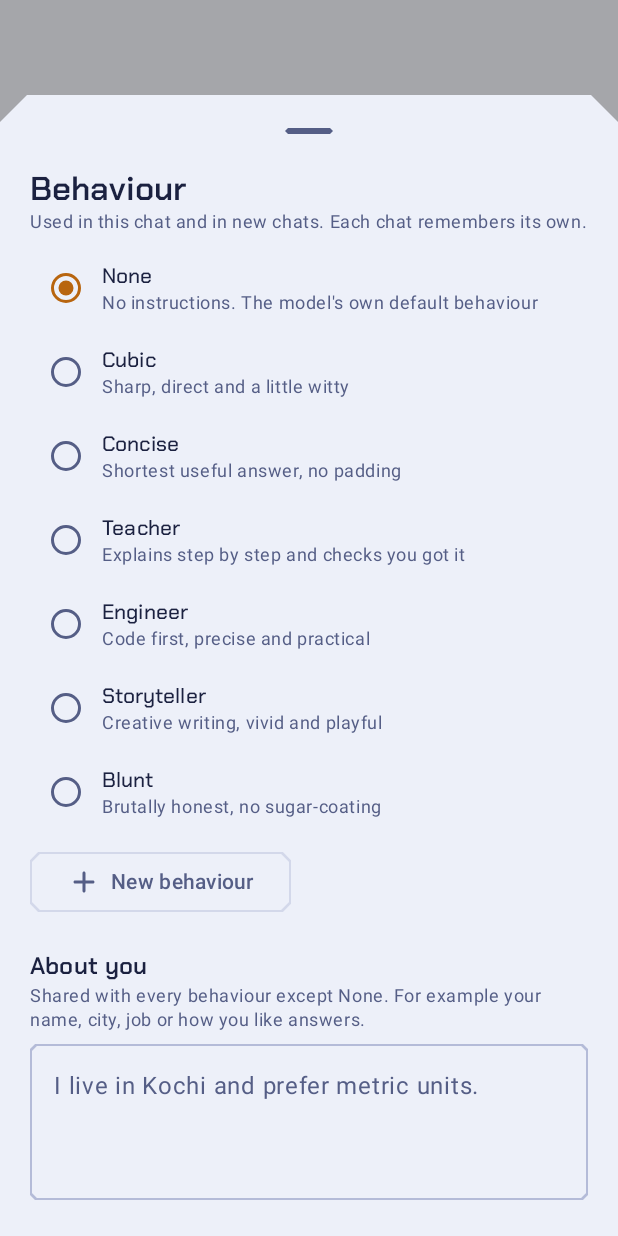
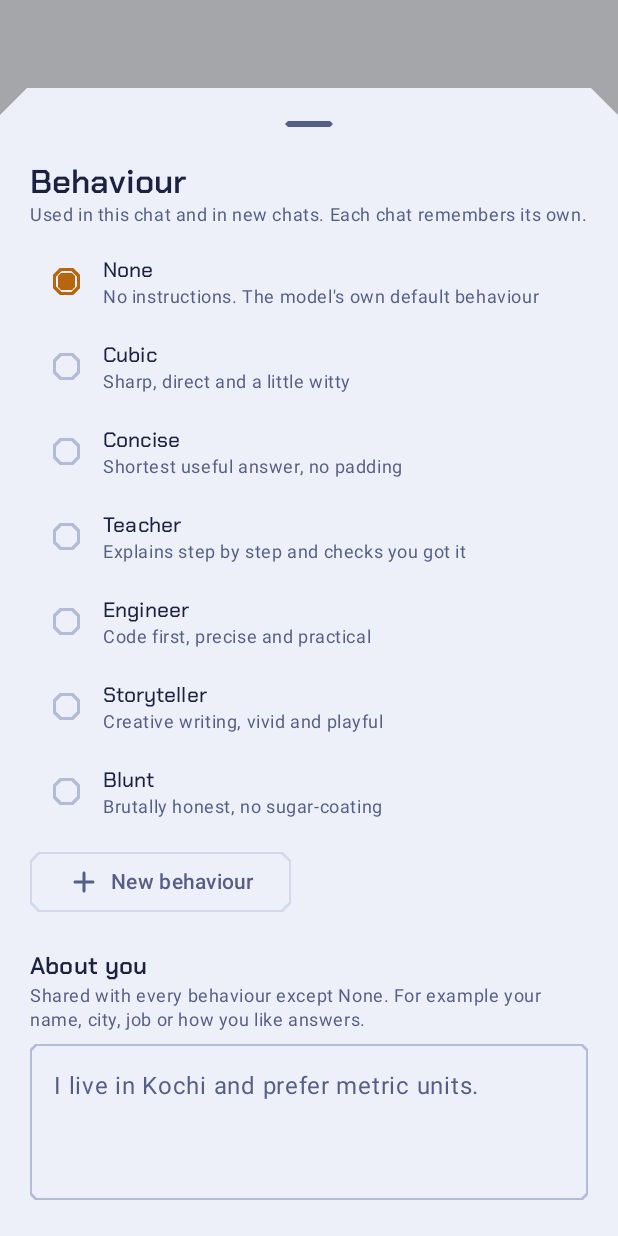
Before and after one commit to thomasmartinoa/cubicai, an Android app built with Jetpack Compose: the composable BehaviourSheet shown on its own in the app's theme, on a phone screen of 412 x 824 dp. Run offline under Robolectric (Android 15) with nearby library versions, the phone set to English and light mode, and no system bars; pictures from the network do not load.

Commit message:
Bigger touch targets, cut-corner behaviour selector, context labels, visible camera/voice/scan errors, safer suggestion cards; server: clean 400 on bad Content-Length, re-check peer address on page fetches

```diff
--- a/app/src/main/java/dev/martin/cubicai/net/LlmClient.kt
+++ b/app/src/main/java/dev/martin/cubicai/net/LlmClient.kt
@@ -252,7 +252,7 @@ class LlmClient {
                         free = free,
                         sizeBytes = o.optLong("size"),
                         recommended = o.optBoolean("cubic_recommended"),
-                        contextTokens = o.optInt("context_length"),
+                        contextTokens = o.optInt("context_length").takeIf { it > 0 } ?: if (google) 1_048_576 else 0,
                     ).let { if (google && id == "gemini-3.5-flash") it.copy(recommended = true) else it }
                 }.distinctBy { it.id } // the picker keys its list by id; a duplicate would crash it
                     .sortedWith(compareByDescending<ModelInfo> { it.recommended }.thenBy { it.id })
--- a/app/src/main/java/dev/martin/cubicai/ui/Behaviour.kt
+++ b/app/src/main/java/dev/martin/cubicai/ui/Behaviour.kt
@@ -23,7 +23,6 @@ import androidx.compose.material3.MaterialTheme
 import androidx.compose.material3.ModalBottomSheet
 import androidx.compose.material3.OutlinedButton
 import androidx.compose.material3.OutlinedTextField
-import androidx.compose.material3.RadioButton
 import androidx.compose.material3.Text
 import androidx.compose.material3.TextButton
 import androidx.compose.material3.rememberModalBottomSheetState
@@ -34,7 +33,13 @@ import androidx.compose.runtime.remember
 import androidx.compose.runtime.setValue
 import androidx.compose.ui.Alignment
 import androidx.compose.ui.Modifier
+import androidx.compose.foundation.layout.size
 import androidx.compose.ui.draw.clip
+import androidx.compose.ui.graphics.Color
+import androidx.compose.foundation.shape.CutCornerShape
+import androidx.compose.foundation.layout.Box
+import androidx.compose.foundation.border
+import androidx.compose.foundation.background
 import androidx.compose.ui.unit.dp
 import androidx.lifecycle.compose.collectAsStateWithLifecycle
 import dev.martin.cubicai.ChatViewModel
@@ -69,7 +74,14 @@ fun BehaviourSheet(vm: ChatViewModel, onDismiss: () -> Unit) {
                     Modifier.fillMaxWidth().clip(MaterialTheme.shapes.small).clickable { vm.selectPersona(p.id) }.padding(vertical = 4.dp),
                     verticalAlignment = Alignment.CenterVertically,
                 ) {
-                    RadioButton(selected = p.id == selected, onClick = { vm.selectPersona(p.id) })
+                    val on = p.id == selected
+                    val tone = if (on) MaterialTheme.colorScheme.primary else MaterialTheme.colorScheme.outline
+                    Box(
+                        Modifier.padding(15.dp).size(18.dp)
+                            .border(2.dp, tone, CutCornerShape(5.dp))
+                            .padding(3.dp)
+                            .background(if (on) tone else Color.Transparent, CutCornerShape(2.dp)),
+                    )
                     Column(Modifier.weight(1f)) {
                         Text(p.name, style = MaterialTheme.typography.titleSmall)
                         val summary = p.summary.ifBlank { p.instructions.lineSequence().firstOrNull().orEmpty() }
--- a/app/src/main/java/dev/martin/cubicai/ui/Messages.kt
+++ b/app/src/main/java/dev/martin/cubicai/ui/Messages.kt
@@ -247,7 +247,7 @@ fun AssistantMessage(
 
 @Composable
 private fun SmallAction(icon: ImageVector, description: String, onClick: () -> Unit) {
-    IconButton(onClick = onClick, modifier = Modifier.size(36.dp)) {
+    IconButton(onClick = onClick, modifier = Modifier.size(48.dp)) {
         Icon(icon, description, Modifier.size(18.dp), tint = MaterialTheme.colorScheme.onSurfaceVariant)
     }
 }
--- a/app/src/main/java/dev/martin/cubicai/ui/SettingsScreen.kt
+++ b/app/src/main/java/dev/martin/cubicai/ui/SettingsScreen.kt
@@ -198,6 +198,7 @@ private fun LocalPcSection(s: Settings, vm: ChatViewModel) {
         val options = GmsBarcodeScannerOptions.Builder().setBarcodeFormats(Barcode.FORMAT_QR_CODE).build()
         GmsBarcodeScanning.getClient(context, options).startScan()
             .addOnSuccessListener { code -> code.rawValue?.let { vm.pair(it) } }
+            .addOnFailureListener { vm.showNotice("Couldn't open the scanner. Paste the pairing link instead.") }
     }
 
     SectionTitle("Local PC (Ollama)")
```
Also changed, not shown: app/src/main/java/dev/martin/cubicai/ChatViewModel.kt (+9 -0 lines), app/src/main/java/dev/martin/cubicai/ui/ChatScreen.kt (+8 -6 lines), app/src/main/java/dev/martin/cubicai/ui/ModelPicker.kt (+6 -1 lines), 1 other file.
